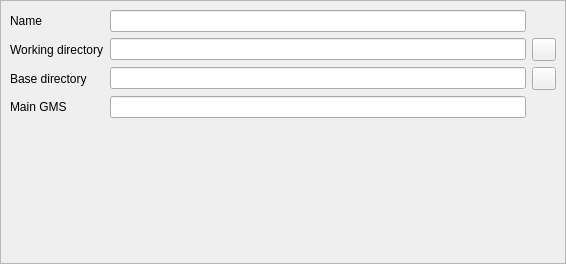
Qt form src/file/projectoptions.ui (GAMS-dev/studio) before a commit.
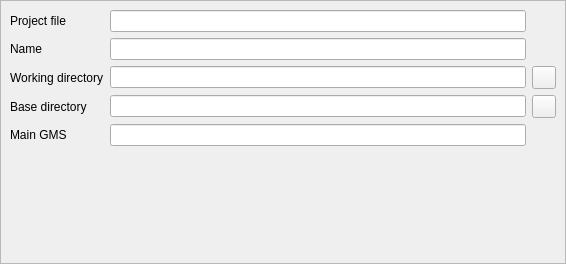
The same form after that commit. Icons and pictures are not drawn.

Commit message: fix project-path / base-path mixup

Patch:
```diff
--- a/src/file/projectoptions.ui
+++ b/src/file/projectoptions.ui
@@ -35,51 +35,21 @@
       <enum>QFrame::Sunken</enum>
      </property>
      <layout class="QGridLayout" name="gridLayout_2">
+      <item row="3" column="1">
+       <widget class="QLabel" name="laBaseDir">
+        <property name="text">
+         <string>Base directory</string>
+        </property>
+       </widget>
+      </item>
       <item row="1" column="1">
-       <widget class="QLabel" name="laWorkDir">
-        <property name="text">
-         <string>Working directory</string>
-        </property>
-       </widget>
-      </item>
-      <item row="0" column="1">
        <widget class="QLabel" name="label">
         <property name="text">
          <string>Name</string>
         </property>
        </widget>
       </item>
-      <item row="2" column="1">
-       <widget class="QLabel" name="laBaseDir">
-        <property name="text">
-         <string>Base directory</string>
-        </property>
-       </widget>
-      </item>
-      <item row="1" column="3">
-       <widget class="QToolButton" name="bWorkDir">
-        <property name="text">
-         <string/>
-        </property>
-        <property name="icon">
-         <iconset resource="../../icons/icons.qrc">
-          <normaloff>:/solid/folder-open-bw</normaloff>:/solid/folder-open-bw</iconset>
-        </property>
-       </widget>
-      </item>
-      <item row="1" column="2">
-       <widget class="QLineEdit" name="edWorkDir"/>
-      </item>
-      <item row="0" column="2">
-       <widget class="QLineEdit" name="edName"/>
-      </item>
-      <item row="2" column="2">
-       <widget class="QLineEdit" name="edBaseDir"/>
-      </item>
-      <item row="3" column="2">
-       <widget class="QLineEdit" name="edMainGms"/>
-      </item>
-      <item row="2" column="3">
+      <item row="3" column="3">
        <widget class="QToolButton" name="bBaseDir">
         <property name="text">
          <string/>
@@ -90,14 +60,25 @@
         </property>
        </widget>
       </item>
-      <item row="3" column="1">
+      <item row="2" column="3">
+       <widget class="QToolButton" name="bWorkDir">
+        <property name="text">
+         <string/>
+        </property>
+        <property name="icon">
+         <iconset resource="../../icons/icons.qrc">
+          <normaloff>:/solid/folder-open-bw</normaloff>:/solid/folder-open-bw</iconset>
+        </property>
+       </widget>
+      </item>
+      <item row="4" column="1">
        <widget class="QLabel" name="label_3">
         <property name="text">
          <string>Main GMS</string>
         </property>
        </widget>
       </item>
-      <item row="4" column="2">
+      <item row="5" column="2">
        <spacer name="verticalSpacer">
         <property name="orientation">
          <enum>Qt::Vertical</enum>
@@ -110,6 +91,35 @@
         </property>
        </spacer>
       </item>
+      <item row="4" column="2">
+       <widget class="QLineEdit" name="edMainGms"/>
+      </item>
+      <item row="1" column="2">
+       <widget class="QLineEdit" name="edName"/>
+      </item>
+      <item row="2" column="1">
+       <widget class="QLabel" name="laWorkDir">
+        <property name="text">
+         <string>Working directory</string>
+        </property>
+       </widget>
+      </item>
+      <item row="2" column="2">
+       <widget class="QLineEdit" name="edWorkDir"/>
+      </item>
+      <item row="3" column="2">
+       <widget class="QLineEdit" name="edBaseDir"/>
+      </item>
+      <item row="0" column="1">
+       <widget class="QLabel" name="label_2">
+        <property name="text">
+         <string>Project file</string>
+        </property>
+       </widget>
+      </item>
+      <item row="0" column="2">
+       <widget class="QLineEdit" name="edProjectFile"/>
+      </item>
      </layout>
     </widget>
    </item>
```
Left out of the diff: 9 changed lines with no effect on the pictures. The commit also changes 5 other files.
